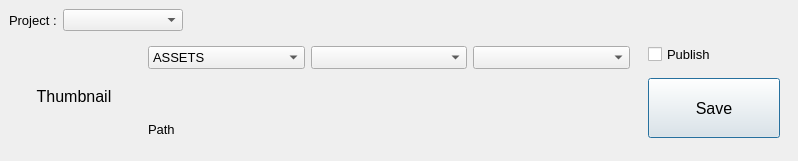
First picture: the form in maya/include/interface/save_as.ui, repository AnthonySTZ/A2Z_Pipeline, before the edit.
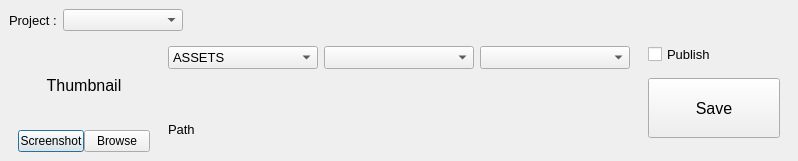
Second picture: the form after the edit.

Commit message: save as take screenshot and save it

Patch:
```diff
--- a/maya/include/interface/save_as.ui
+++ b/maya/include/interface/save_as.ui
@@ -112,7 +112,7 @@
          <widget class="QWidget" name="widget_3" native="true">
           <property name="minimumSize">
            <size>
-            <width>130</width>
+            <width>150</width>
             <height>130</height>
            </size>
           </property>
@@ -123,7 +123,24 @@
            </size>
           </property>
           <layout class="QGridLayout" name="gridLayout">
-           <item row="0" column="0">
+           <property name="spacing">
+            <number>0</number>
+           </property>
+           <item row="1" column="0">
+            <widget class="QPushButton" name="pb_screenshot">
+             <property name="text">
+              <string>Screenshot</string>
+             </property>
+            </widget>
+           </item>
+           <item row="1" column="1">
+            <widget class="QPushButton" name="pb_browse">
+             <property name="text">
+              <string>Browse</string>
+             </property>
+            </widget>
+           </item>
+           <item row="0" column="0" colspan="2">
             <widget class="QLabel" name="l_thumbnail">
              <property name="sizePolicy">
               <sizepolicy hsizetype="Preferred" vsizetype="Preferred">
```
The commit also changes 3 other files.
